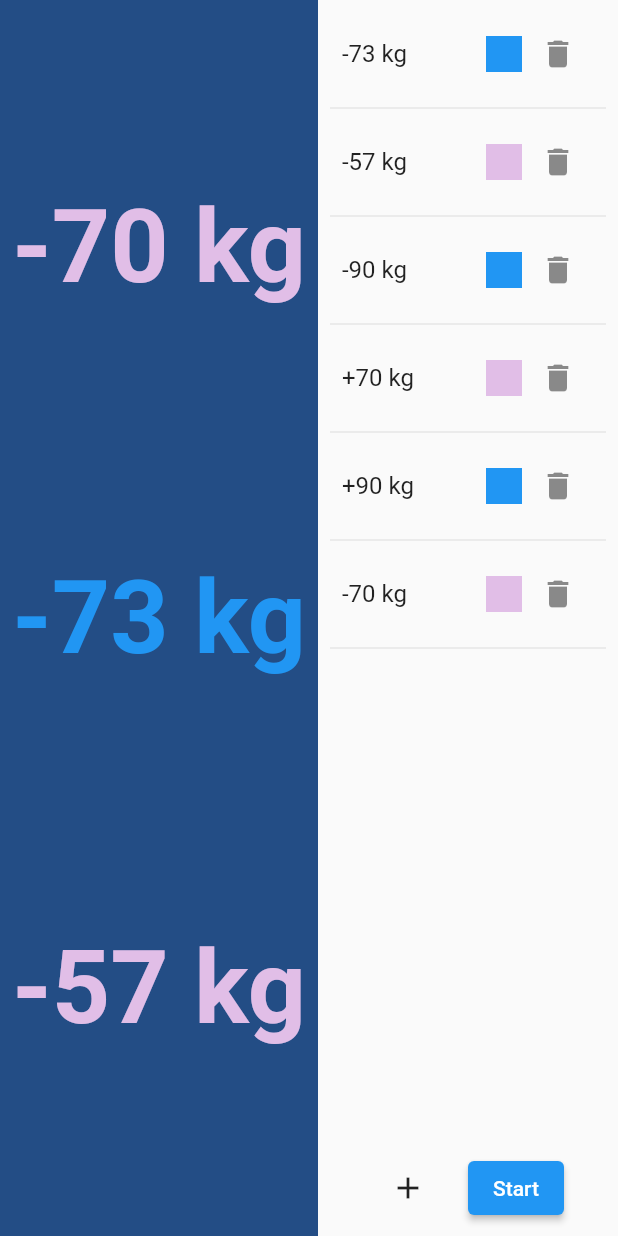
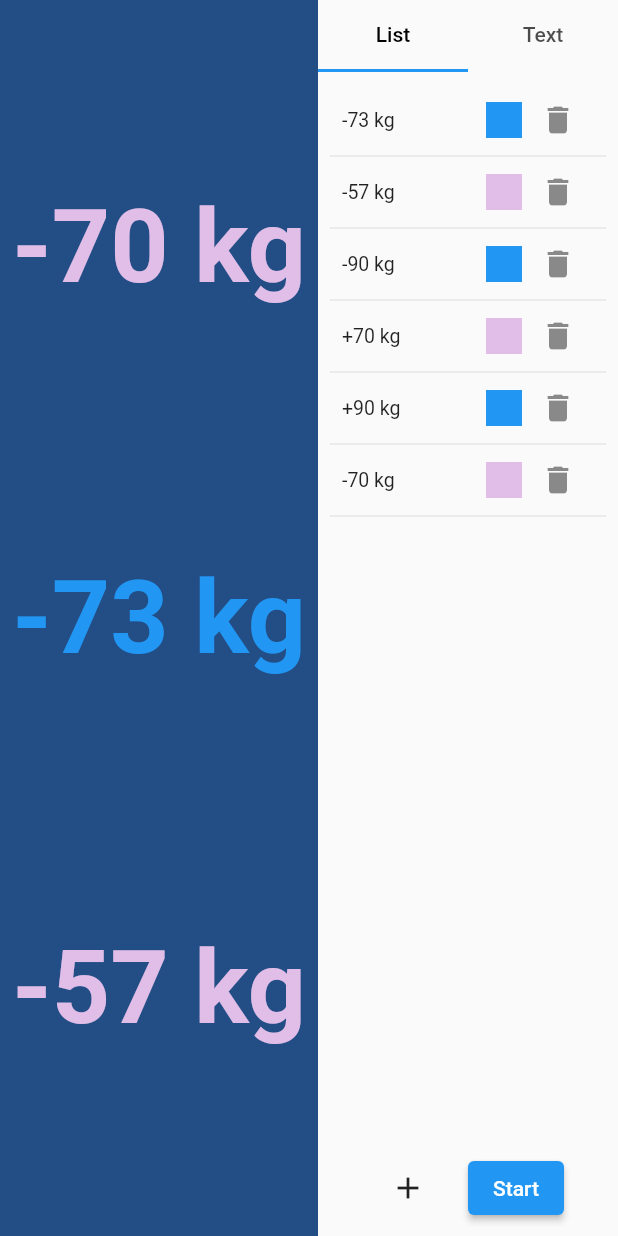
Before and after one commit to seiichi3141/roulette, a Flutter app: the screen it shows after launch, on a phone screen of 412 x 824 dp. Run offline on Flutter 3.47's test engine with Material 3 defaults, Android fonts, the phone set to English and light mode, and no system bars; drawn by our look-alikes of auto_size_text; our stand-ins replace flutter_colorpicker, flutter_riverpod, freezed_annotation, google_fonts.

Commit message:
edit by text

```diff
--- a/lib/item_list.dart
+++ b/lib/item_list.dart
@@ -7,18 +7,48 @@ import 'package:roulette/models.dart';
 import 'package:roulette/providers.dart';
 import 'package:roulette/roulette_controller.dart';
 
-class ItemList extends ConsumerWidget {
+class ItemList extends ConsumerStatefulWidget {
   const ItemList({super.key});
 
   @override
-  Widget build(BuildContext context, WidgetRef ref) {
+  ItemListState createState() => ItemListState();
+}
+
+class ItemListState extends ConsumerState<ItemList>
+    with SingleTickerProviderStateMixin {
+  late final TabController _tabController;
+
+  @override
+  void initState() {
+    super.initState();
+    _tabController = TabController(
+      length: 2,
+      vsync: this,
+    );
+  }
+
+  @override
+  Widget build(BuildContext context) {
     final items = ref.watch(itemsProvider);
 
     return Column(
       crossAxisAlignment: CrossAxisAlignment.stretch,
       children: [
+        TabBar(
+          controller: _tabController,
+          labelStyle: TextStyle(
+            color: Theme.of(context).colorScheme.onSurface,
+          ),
+          tabs: const [
+            Tab(text: 'List'),
+            Tab(text: 'Text'),
+          ],
+        ),
         Expanded(
-          child: ListView.builder(
+          child: TabBarView(
+            controller: _tabController,
+            children: [
+              ListView.builder(
                 padding: const EdgeInsets.symmetric(vertical: 8),
                 itemCount: items.length,
                 itemBuilder: (context, index) {
@@ -28,11 +58,18 @@ class ItemList extends ConsumerWidget {
                       ItemListTile(id: item.id),
                       Padding(
                         padding: const EdgeInsets.symmetric(horizontal: 8),
-                    child: const Divider(),
+                        child: const Divider(
+                          height: 0,
+                        ),
                       ),
                     ],
                   );
                 },
+              ),
+              ItemsTextView(
+                text: items.map((item) => item.title).join('\n'),
+              ),
+            ],
           ),
         ),
         Padding(
@@ -161,3 +198,41 @@ class RouletteButton extends ConsumerWidget {
     );
   }
 }
+
+class ItemsTextView extends ConsumerStatefulWidget {
+  const ItemsTextView({
+    super.key,
+    required this.text,
+  });
+
+  final String text;
+
+  @override
+  ItemsTextViewState createState() => ItemsTextViewState();
+}
+
+class ItemsTextViewState extends ConsumerState<ItemsTextView> {
+  late final TextEditingController _controller;
+
+  @override
+  void initState() {
+    super.initState();
+    _controller = TextEditingController(text: widget.text);
+  }
+
+  @override
+  Widget build(BuildContext context) {
+    return Padding(
+      padding: const EdgeInsets.all(4.0),
+      child: TextField(
+        controller: _controller,
+        expands: true,
+        minLines: null,
+        maxLines: null,
+        onChanged: (text) {
+          ref.read(itemsControllerProvider.notifier).setText(text);
+        },
+      ),
+    );
+  }
+}
--- a/lib/item_list_tile.dart
+++ b/lib/item_list_tile.dart
@@ -19,6 +19,7 @@ class ItemListTile extends ConsumerWidget {
 
     return ListTile(
       title: Text(item.title),
+      dense: true,
       onTap: () async {
         final ret = await showDialog<Item?>(
           context: context,
--- a/lib/items_controller.dart
+++ b/lib/items_controller.dart
@@ -60,4 +60,15 @@ class ItemsController extends StateNotifier<List<Item>> {
   void removeItem(String id) {
     state = state.where((item) => item.id != id).toList();
   }
+
+  void setText(String text) {
+    final items =
+        text.split("\n").where((element) => element.isNotEmpty).map((e) {
+      return Item(
+        id: Uuid().v4(),
+        title: e,
+      );
+    }).toList();
+    state = items;
+  }
 }
```
Also changed, not shown: lib/roulette_controller.dart (+9 -4 lines). Lines whose indentation alone changed are shown as unchanged.
